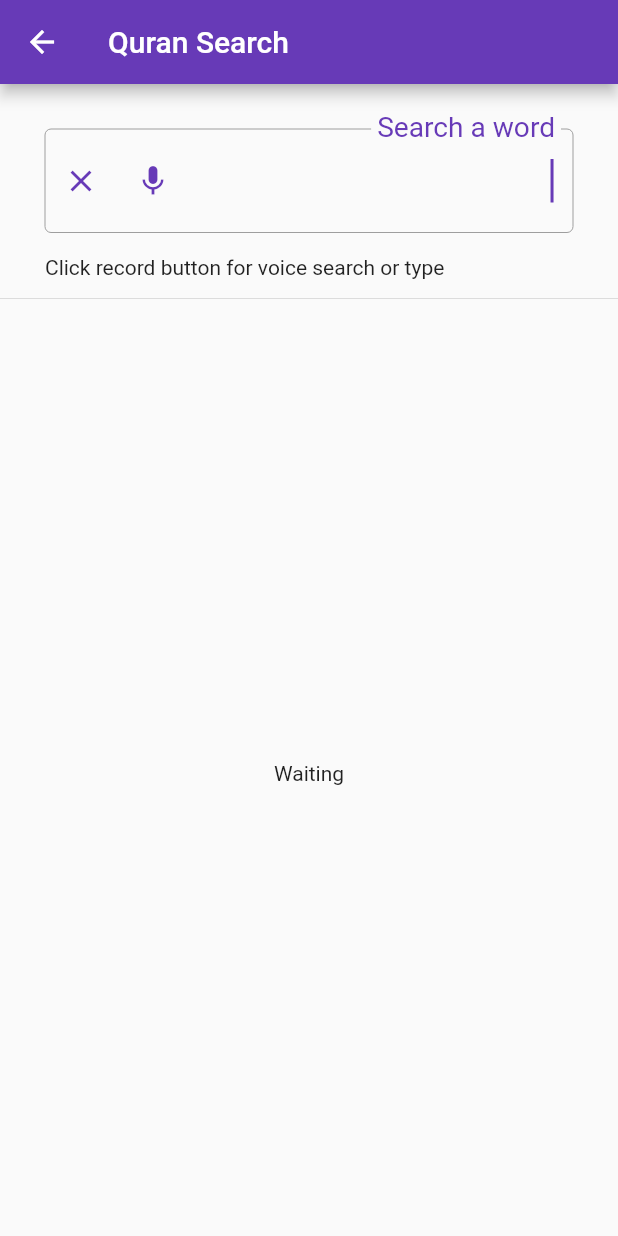
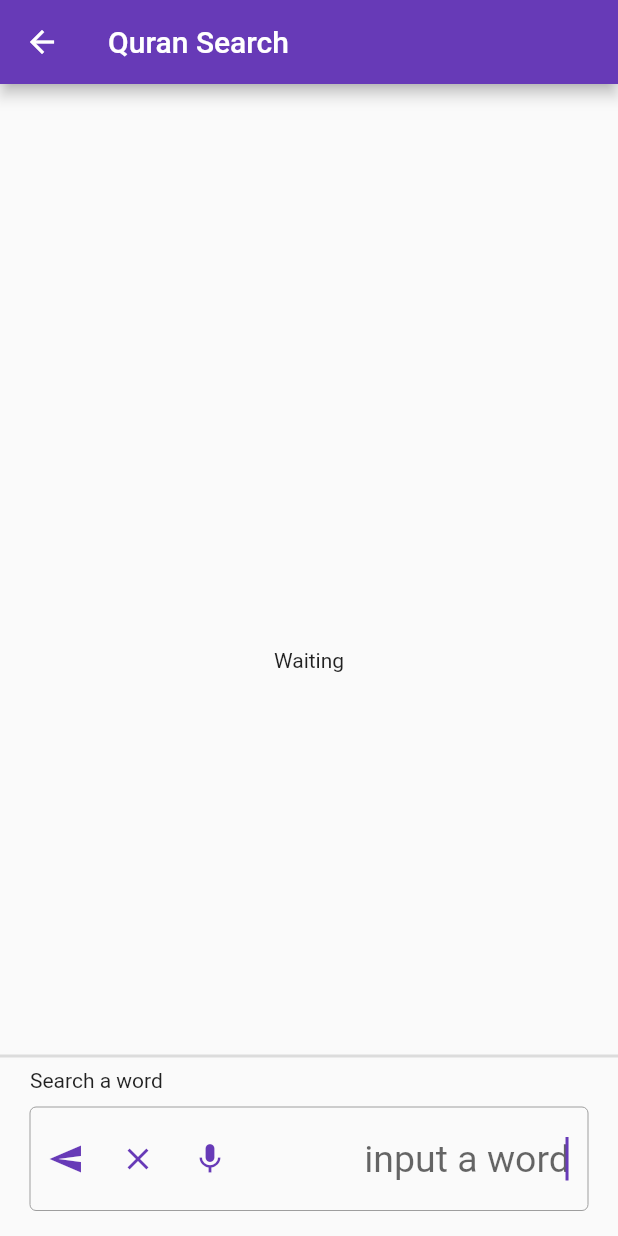
Before and after one commit to hashirabdulbasheer/quran_ayat_app_flutter, a Flutter app: the screen it shows after launch, after a tap on the "search" icon, on a phone screen of 412 x 824 dp. Run offline on Flutter 3.47's test engine with Material 2 defaults, Android fonts, the phone set to English and light mode, and no system bars; our stand-ins replace dropdown_search, speech_to_text; missing offline and left inert: noble_quran, string_similarity.

Commit message:
config: search: moved search field to bottom of screen for a chat like experience

```diff
--- a/lib/quran_ayat_screen.dart
+++ b/lib/quran_ayat_screen.dart
@@ -29,43 +29,8 @@ class QuranAyatScreenState extends State<QuranAyatScreen> {
   @override
   Widget build(BuildContext context) {
     return Scaffold(
-      appBar: AppBar(
-        title: const Text("Quran Ayat"),
-        actions: [
-          IconButton(
-              onPressed: () {
-                Navigator.push(
-                  context,
-                  MaterialPageRoute(builder: (context) => const QuranSearchScreen()),
-                );
-              },
-              icon: const Icon(Icons.search)),
-        ],
-      ),
-      body: FutureBuilder<List<NQSurahTitle>>(
-        future: NobleQuran.getSurahList(), // async work
-        builder: (BuildContext context, AsyncSnapshot<List<NQSurahTitle>> snapshot) {
-          switch (snapshot.connectionState) {
-            case ConnectionState.waiting:
-              return const Padding(padding: EdgeInsets.all(8.0), child: Text('Loading....'));
-            default:
-              if (snapshot.hasError) {
-                return Center(child: Text('Error: ${snapshot.error}'));
-              } else {
-                return _body(snapshot.data as List<NQSurahTitle>);
-              }
-          }
-        },
-      ),
-    );
-  }
-
-  Widget _body(List<NQSurahTitle> surahTitles) {
-    int actualSurahIndex = widget.surahIndex != null ? widget.surahIndex!-1 : 0;
-    _selectedSurah ??= surahTitles[actualSurahIndex];
-    return Scaffold(
       bottomSheet: Padding(
-          padding: const EdgeInsets.all(10.0),
+        padding: const EdgeInsets.fromLTRB(10, 10, 10, 20),
         child: Row(
           children: [
             Expanded(
@@ -113,7 +78,41 @@ class QuranAyatScreenState extends State<QuranAyatScreen> {
           ],
         ),
       ),
-        body: SingleChildScrollView(
+      appBar: AppBar(
+        title: const Text("Quran Ayat"),
+        actions: [
+          IconButton(
+              onPressed: () {
+                Navigator.push(
+                  context,
+                  MaterialPageRoute(builder: (context) => const QuranSearchScreen()),
+                );
+              },
+              icon: const Icon(Icons.search)),
+        ],
+      ),
+      body: FutureBuilder<List<NQSurahTitle>>(
+        future: NobleQuran.getSurahList(), // async work
+        builder: (BuildContext context, AsyncSnapshot<List<NQSurahTitle>> snapshot) {
+          switch (snapshot.connectionState) {
+            case ConnectionState.waiting:
+              return const Padding(padding: EdgeInsets.all(8.0), child: Text('Loading....'));
+            default:
+              if (snapshot.hasError) {
+                return Center(child: Text('Error: ${snapshot.error}'));
+              } else {
+                return _body(snapshot.data as List<NQSurahTitle>);
+              }
+          }
+        },
+      ),
+    );
+  }
+
+  Widget _body(List<NQSurahTitle> surahTitles) {
+    int actualSurahIndex = widget.surahIndex != null ? widget.surahIndex!-1 : 0;
+    _selectedSurah ??= surahTitles[actualSurahIndex];
+    return SingleChildScrollView(
       child: Padding(
         padding: const EdgeInsets.fromLTRB(20, 10, 20, 10),
         child: Column(
@@ -157,7 +156,7 @@ class QuranAyatScreenState extends State<QuranAyatScreen> {
           ],
         ),
       ),
-        ));
+    );
   }
 
   Widget _displayHeader(List<NQSurahTitle> surahTitles) {
--- a/lib/quran_search_screen.dart
+++ b/lib/quran_search_screen.dart
@@ -49,49 +49,17 @@ class QuranSearchScreenState extends State<QuranSearchScreen> {
   Widget build(BuildContext context) {
     return Scaffold(
       appBar: AppBar(title: const Text("Quran Search")),
-      body: Column(
-        children: [
-          Padding(
-            padding: const EdgeInsets.fromLTRB(30, 30, 30, 10),
-            child: Directionality(
-              textDirection: TextDirection.rtl,
-              child: Row(
-                children: [
-                  Expanded(
-                    child: TextField(
-                        textAlign: TextAlign.right,
-                        autofocus: true,
-                        style: const TextStyle(fontSize: 25),
-                        textDirection: TextDirection.rtl,
-                        onChanged: (value) => _search(value),
-                        decoration: InputDecoration(
-                            labelText: "Search a word",
-                            suffixIcon: Row(
+      bottomSheet: SizedBox(
+        height: 140,
+        child: Column(
+          mainAxisAlignment: MainAxisAlignment.center,
           mainAxisSize: MainAxisSize.min,
           children: [
-                                IconButton(
-                                    onPressed: () => _startListening(),
-                                    icon: const Icon(Icons.mic)),
-                                IconButton(onPressed: () => _clear(), icon: const Icon(Icons.clear))
-                              ],
-                            ),
-                            enabledBorder: const OutlineInputBorder(
-                              borderSide: BorderSide(color: Colors.grey, width: 0.0),
-                            ),
-                            focusedBorder: const OutlineInputBorder(
-                              borderSide: BorderSide(color: Colors.grey, width: 0.0),
-                            ),
-                            border: const OutlineInputBorder(
-                              borderSide: BorderSide(color: Colors.grey, width: 0.0),
-                            )),
-                        controller: _searchController..text = _enteredText),
-                  ),
-                ],
-              ),
-            ),
+            const Divider(
+              thickness: 2,
             ),
             Padding(
-            padding: const EdgeInsets.fromLTRB(30, 5, 30, 5),
+              padding: const EdgeInsets.fromLTRB(20, 0, 20, 0),
               child: Row(
                 children: [
                   StreamBuilder<String>(
@@ -109,7 +77,70 @@ class QuranSearchScreenState extends State<QuranSearchScreen> {
                 ],
               ),
             ),
-          const Divider(),
+            Directionality(
+              textDirection: TextDirection.rtl,
+              child: Padding(
+                padding: const EdgeInsets.fromLTRB(20, 10, 20, 0),
+                child: Directionality(
+                  textDirection: TextDirection.rtl,
+                  child: Row(
+                    children: [
+                      Expanded(
+                        child: TextField(
+                            textAlign: TextAlign.right,
+                            autofocus: true,
+                            style: const TextStyle(fontSize: 25),
+                            textDirection: TextDirection.rtl,
+                            onSubmitted: (value) {
+                              if (value.isNotEmpty) {
+                                FocusManager.instance.primaryFocus?.unfocus();
+                                _searchStep2(value);
+                              }
+                            },
+                            decoration: InputDecoration(
+                                suffixIcon: Row(
+                                  mainAxisSize: MainAxisSize.min,
+                                  children: [
+                                    IconButton(
+                                        onPressed: () => _startListening(),
+                                        icon: const Icon(Icons.mic)),
+                                    IconButton(
+                                        onPressed: () => _clear(), icon: const Icon(Icons.clear)),
+                                    IconButton(
+                                        onPressed: () {
+                                          if (_searchController.text.isNotEmpty) {
+                                            FocusManager.instance.primaryFocus?.unfocus();
+                                            _searchStep2(_searchController.text);
+                                          }
+                                        },
+                                        icon: const Icon(Icons.send))
+                                  ],
+                                ),
+                                hintText: "input a word",
+                                enabledBorder: const OutlineInputBorder(
+                                  borderSide: BorderSide(color: Colors.grey, width: 0.0),
+                                ),
+                                focusedBorder: const OutlineInputBorder(
+                                  borderSide: BorderSide(color: Colors.grey, width: 0.0),
+                                ),
+                                border: const OutlineInputBorder(
+                                  borderSide: BorderSide(color: Colors.grey, width: 0.0),
+                                )),
+                            controller: _searchController..text = _enteredText),
+                      ),
+                    ],
+                  ),
+                ),
+              ),
+            ),
+            const SizedBox(
+              height: 5,
+            )
+          ],
+        ),
+      ),
+      body: Column(
+        children: [
           StreamBuilder<List<QuranWord>>(
               stream: _resultsController.stream,
               builder: (BuildContext context, AsyncSnapshot<List<QuranWord>> snapshot) {
@@ -120,10 +151,13 @@ class QuranSearchScreenState extends State<QuranSearchScreen> {
                   if (words.isNotEmpty) {
                     return Expanded(
                       child: Padding(
-                        padding: const EdgeInsets.fromLTRB(20, 10, 20, 0),
+                        padding: const EdgeInsets.fromLTRB(20, 0, 20, 150),
                         child: Directionality(
                           textDirection: TextDirection.rtl,
+                          child: SizedBox(
+                            height: MediaQuery.of(context).size.height - 100,
                             child: ListView.separated(
+                              reverse: true,
                               separatorBuilder: (context, index) {
                                 return const Divider(
                                   thickness: 1,
@@ -135,8 +169,9 @@ class QuranSearchScreenState extends State<QuranSearchScreen> {
                                     onTap: () {
                                       Navigator.push(
                                         context,
-                                      MaterialPageRoute(builder: (context) =>
-                                          QuranAyatScreen(surahIndex: words[index].word.sura,
+                                        MaterialPageRoute(
+                                            builder: (context) => QuranAyatScreen(
+                                                surahIndex: words[index].word.sura,
                                                 ayaIndex: words[index].word.aya)),
                                       );
                                     },
@@ -182,12 +217,19 @@ class QuranSearchScreenState extends State<QuranSearchScreen> {
                             ),
                           ),
                         ),
+                      ),
                     );
                   } else {
-                    return const Expanded(child: Center(child: Text("Waiting")));
+                    return Expanded(
+                        child: SizedBox(
+                            height: MediaQuery.of(context).size.height - 100,
+                            child: const Center(child: Text("Waiting"))));
                   }
                 } else {
-                  return const Expanded(child: Center(child: Text("Waiting")));
+                  return Expanded(
+                      child: SizedBox(
+                          height: MediaQuery.of(context).size.height - 100,
+                          child: const Center(child: Text("Waiting"))));
                 }
               })
         ],
@@ -262,7 +304,7 @@ class QuranSearchScreenState extends State<QuranSearchScreen> {
     }, onError: (error) {
       print(error);
     });
-    _log("Click record button for voice search or type");
+    _log("Search a word");
   }
 
   /// start listening
```
Lines whose indentation alone changed are shown as unchanged.
